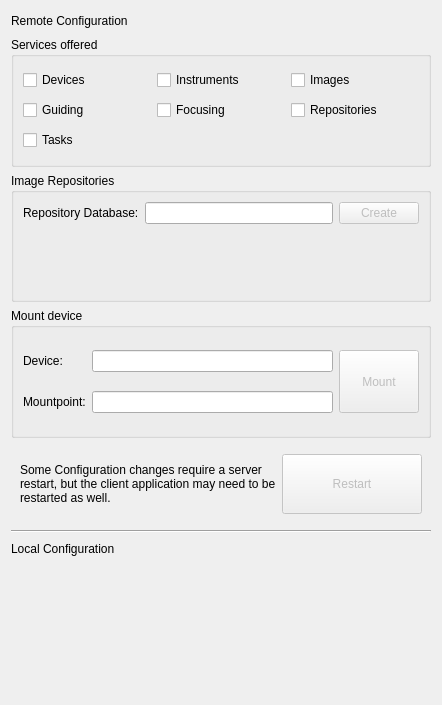
Qt form gui/snowgui/main/configurationdialog.ui (AndreasFMueller/AstroPhotography) before a commit.
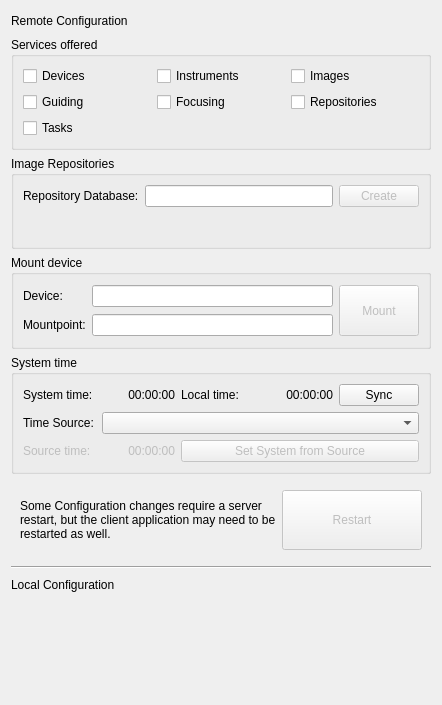
The same form after that commit. Custom widgets are drawn as their Qt base class.

Commit message: time management for the daemon

```diff
--- a/gui/snowgui/main/configurationdialog.ui
+++ b/gui/snowgui/main/configurationdialog.ui
@@ -174,6 +174,102 @@
      </layout>
     </widget>
    </item>
+   <item>
+    <widget class="QGroupBox" name="timeBox">
+     <property name="title">
+      <string>System time</string>
+     </property>
+     <layout class="QGridLayout" name="gridLayout_5">
+      <item row="2" column="0">
+       <widget class="QLabel" name="sourceTimeLabel">
+        <property name="enabled">
+         <bool>false</bool>
+        </property>
+        <property name="text">
+         <string>Source time:</string>
+        </property>
+       </widget>
+      </item>
+      <item row="0" column="3">
+       <widget class="QLabel" name="localTimeField">
+        <property name="text">
+         <string>00:00:00</string>
+        </property>
+        <property name="alignment">
+         <set>Qt::AlignRight|Qt::AlignTrailing|Qt::AlignVCenter</set>
+        </property>
+       </widget>
+      </item>
+      <item row="0" column="2">
+       <widget class="QLabel" name="localTimeLabel">
+        <property name="text">
+         <string>Local time:</string>
+        </property>
+       </widget>
+      </item>
+      <item row="1" column="0">
+       <widget class="QLabel" name="sourceLabel">
+        <property name="enabled">
+         <bool>true</bool>
+        </property>
+        <property name="text">
+         <string>Time Source:</string>
+        </property>
+       </widget>
+      </item>
+      <item row="0" column="0">
+       <widget class="QLabel" name="systemTimeLabel">
+        <property name="text">
+         <string>System time:</string>
+        </property>
+       </widget>
+      </item>
+      <item row="2" column="1">
+       <widget class="QLabel" name="sourceTimeField">
+        <property name="enabled">
+         <bool>false</bool>
+        </property>
+        <property name="text">
+         <string>00:00:00</string>
+        </property>
+        <property name="alignment">
+         <set>Qt::AlignRight|Qt::AlignTrailing|Qt::AlignVCenter</set>
+        </property>
+       </widget>
+      </item>
+      <item row="0" column="1">
+       <widget class="QLabel" name="systemTimeField">
+        <property name="text">
+         <string>00:00:00</string>
+        </property>
+        <property name="alignment">
+         <set>Qt::AlignRight|Qt::AlignTrailing|Qt::AlignVCenter</set>
+        </property>
+       </widget>
+      </item>
+      <item row="0" column="4">
+       <widget class="QPushButton" name="syncButton">
+        <property name="text">
+         <string>Sync</string>
+        </property>
+       </widget>
+      </item>
+      <item row="1" column="1" colspan="4">
+       <widget class="QComboBox" name="sourceBox"/>
+      </item>
+      <item row="2" column="2" colspan="3">
+       <widget class="QPushButton" name="setButton">
+        <property name="enabled">
+         <bool>false</bool>
+        </property>
+        <property name="text">
+         <string>Set System from Source</string>
+        </property>
+       </widget>
+      </item>
+     </layout>
+    </widget>
+   </item>
    <item>
     <widget class="QWidget" name="restartWidget" native="true">
      <property name="maximumSize">
```
The commit also changes 18 other files.
